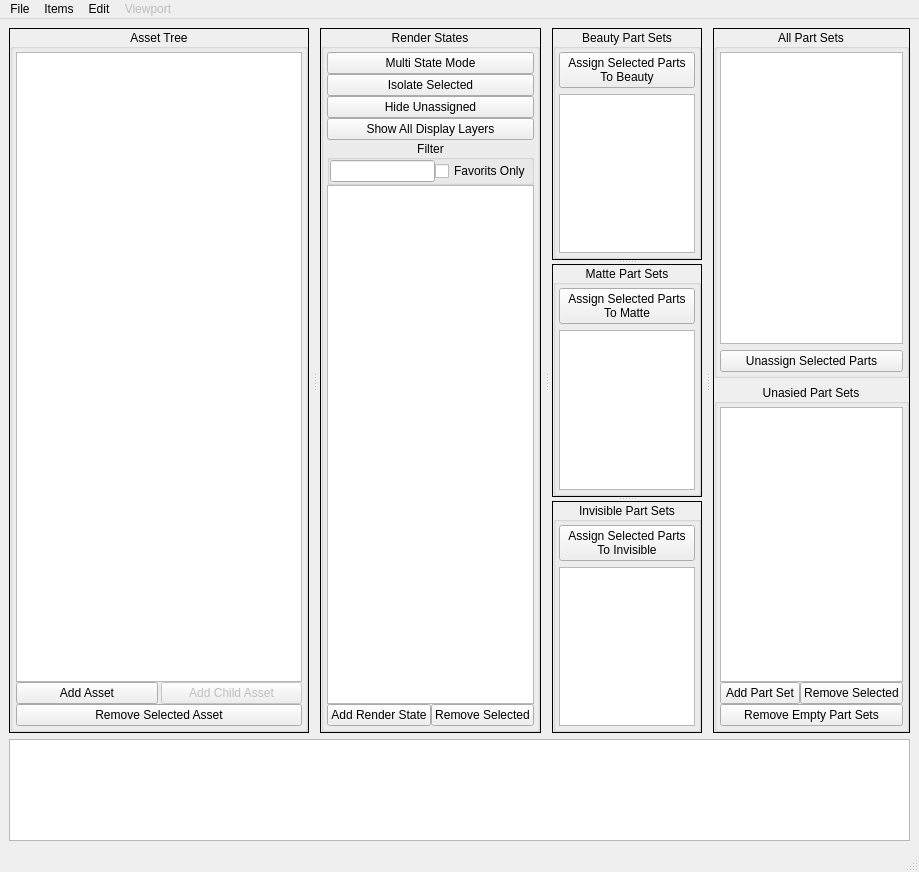
Before: the Qt Designer form Scripts/Tools/Vray_Scene_States_Manager/Vray_Scene_State_Manager.ui in Mayaenite/Maya, drawn with Qt 5.
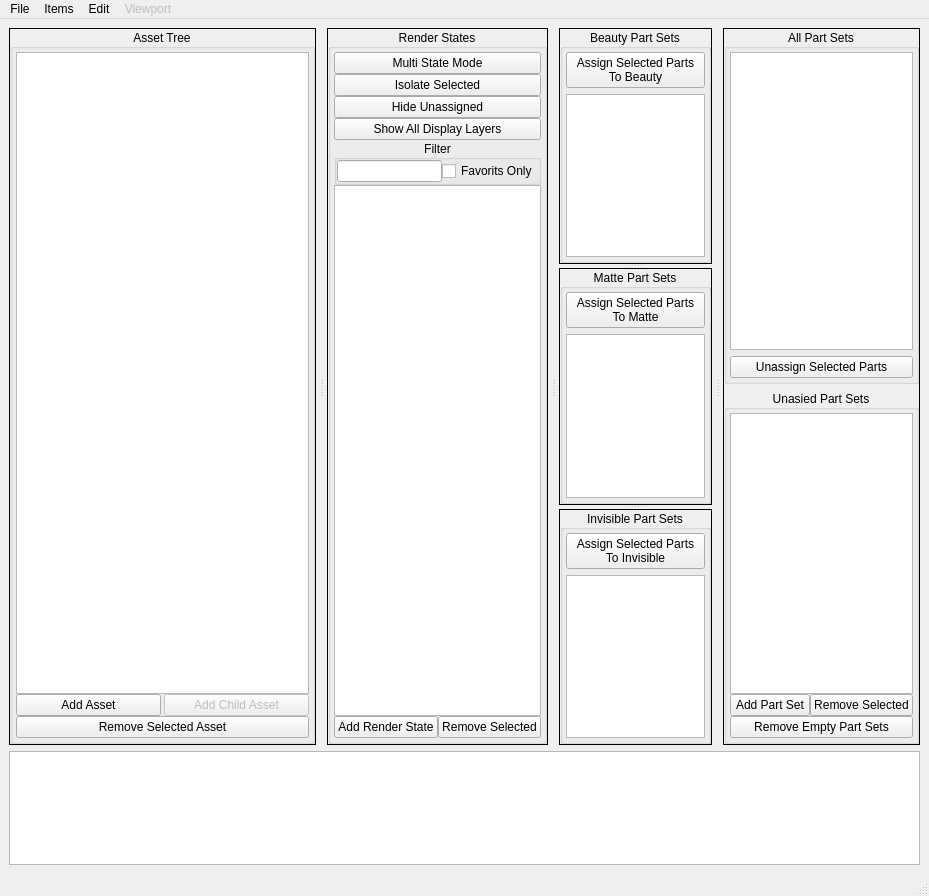
After: the same form once the commit is applied. Custom widgets are drawn as their Qt base class.

```diff
--- a/Scripts/Tools/Vray_Scene_States_Manager/Vray_Scene_State_Manager.ui
+++ b/Scripts/Tools/Vray_Scene_States_Manager/Vray_Scene_State_Manager.ui
@@ -6,8 +6,8 @@
    <rect>
     <x>0</x>
     <y>0</y>
-    <width>919</width>
-    <height>872</height>
+    <width>929</width>
+    <height>896</height>
    </rect>
   </property>
   <property name="windowTitle">
@@ -760,7 +760,7 @@
     <rect>
      <x>0</x>
      <y>0</y>
-     <width>919</width>
+     <width>929</width>
      <height>26</height>
     </rect>
    </property>
```
Left out of the diff: 84 changed lines with no effect on the pictures.
